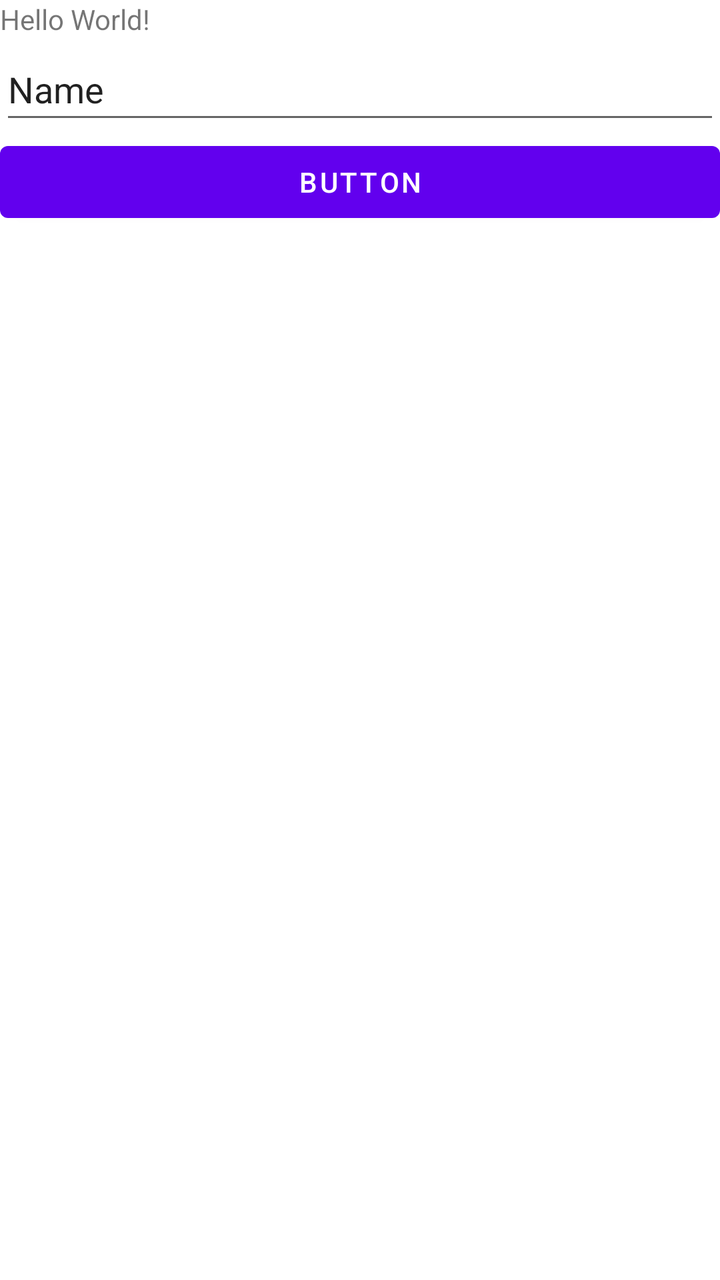
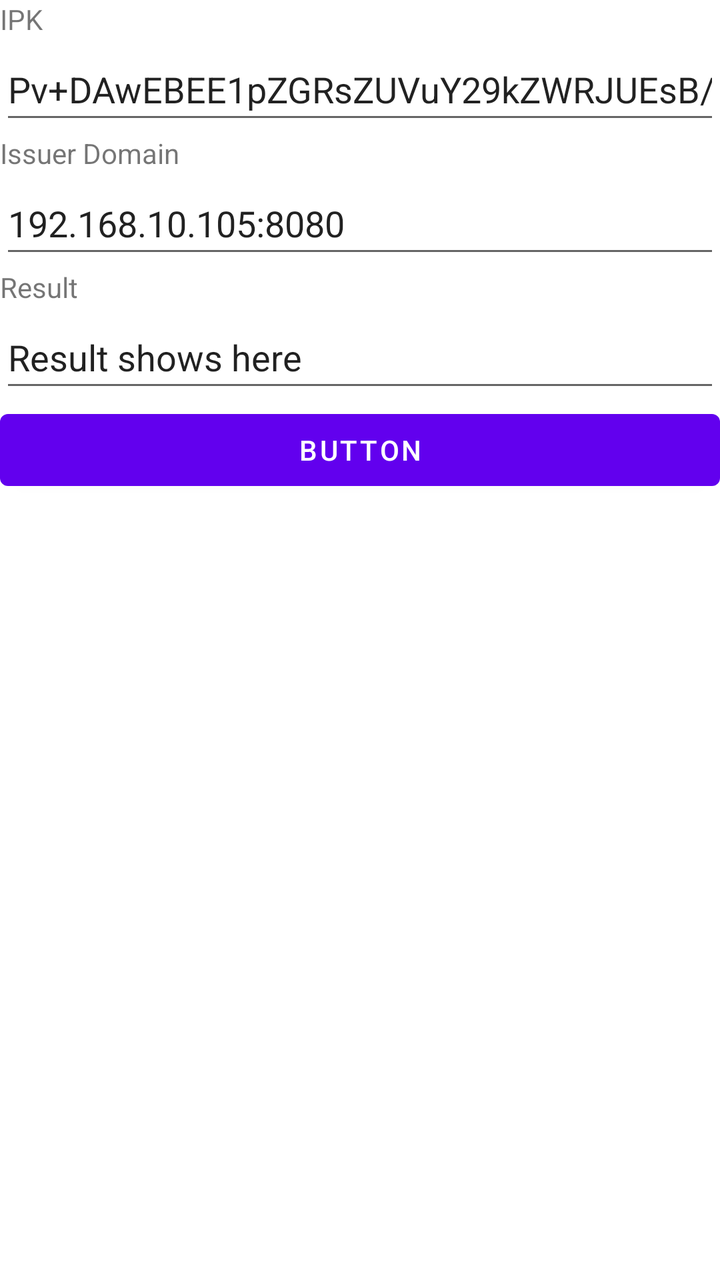

An Android layout rendered at two revisions. The XML below is the earlier revision; the diff shows what the commit changed to produce the second picture.
<!-- AndroidManifest.xml: application theme Theme.Scrappy -->
<!-- res/layout/activity_main.xml -->
<?xml version="1.0" encoding="utf-8"?>
<LinearLayout android:layout_width="match_parent"
    android:layout_height="match_parent"
    xmlns:tools="http://schemas.android.com/tools"
    xmlns:app="http://schemas.android.com/apk/res-auto"
    android:orientation="vertical"
    tools:context=".MainActivity"
    xmlns:android="http://schemas.android.com/apk/res/android">
    <TextView
        android:layout_width="wrap_content"
        android:layout_height="wrap_content"
        android:text="Hello World!"
        app:layout_constraintBottom_toBottomOf="parent"
        app:layout_constraintEnd_toEndOf="parent"
        app:layout_constraintStart_toStartOf="parent"
        app:layout_constraintTop_toTopOf="parent" />

    <EditText
        android:id="@+id/result_edit_text"
        android:layout_width="match_parent"
        android:layout_height="wrap_content"
        android:ems="10"
        android:inputType="textPersonName"
        android:minHeight="48dp"
        android:text="Name" />

    <Button
        android:id="@+id/button"
        android:layout_width="match_parent"
        android:layout_height="wrap_content"
        android:onClick="onClick"
        android:text="Button" />

</LinearLayout>
<!-- resources referenced by this layout -->
<resources>
  <style name="Theme.Scrappy" parent="Theme.MaterialComponents.DayNight.DarkActionBar">
          
          <item name="colorPrimary">@color/purple_500</item>
          <item name="colorPrimaryVariant">@color/purple_700</item>
          <item name="colorOnPrimary">@color/white</item>
          
          <item name="colorSecondary">@color/teal_200</item>
          <item name="colorSecondaryVariant">@color/teal_700</item>
          <item name="colorOnSecondary">@color/black</item>
          
          <item name="android:statusBarColor">?attr/colorPrimaryVariant</item>
          
      </style>
  <color name="purple_500">#FF6200EE</color>
  <color name="purple_700">#FF3700B3</color>
  <color name="white">#FFFFFFFF</color>
  <color name="teal_200">#FF03DAC5</color>
  <color name="teal_700">#FF018786</color>
  <color name="black">#FF000000</color>
</resources>

<!-- the commit's change to res/layout/activity_main.xml (unified diff, before → after) -->
@@ -9,7 +9,43 @@
     <TextView
         android:layout_width="wrap_content"
         android:layout_height="wrap_content"
-        android:text="Hello World!"
+        android:text="IPK"
+        app:layout_constraintBottom_toBottomOf="parent"
+        app:layout_constraintEnd_toEndOf="parent"
+        app:layout_constraintStart_toStartOf="parent"
+        app:layout_constraintTop_toTopOf="parent" />
+
+    <EditText
+        android:id="@+id/ipk_edit_text"
+        android:layout_width="match_parent"
+        android:layout_height="wrap_content"
+        android:ems="10"
+        android:inputType="textPersonName"
+        android:minHeight="48dp"
+        android:text="Pv+DAwEBEE1pZGRsZUVuY29kZWRJUEsB/4QAAQUBAVgBCgABAVkBCgABAUMBCgABAlNYAQoAAQJTWQEKAAAA/+//hAFBA7vc8UAgZrWENI8zbFbJFfp7gWYFMjlqFSSVlqdVZSY+CEDkbpwQi1bM8t+YyFuSD451YoIa/Hyif5EH4axF6NUBQQPSFwetCzY+m3muFYJYM+i+TEWkGygz2EEcvnQUK6J30fantPiLdnp32QNlbfO8YQ5+B3MuFlZ1eUqzP5HnPiBAASDf7uHI0eBInUIbT90S5b0TDz8f8IFSZeKQFxQkXZ6CoAEg5+r0xx+0K/+UTUYq65A5Gy1ysckwSNOm4smexqdsB30BIN0o/jVtb1BWVu5epbUa3RD9EWl9WIyCawFM+SiauN26AA==" />
+
+    <TextView
+        android:layout_width="wrap_content"
+        android:layout_height="wrap_content"
+        android:text="Issuer Domain"
+        app:layout_constraintBottom_toBottomOf="parent"
+        app:layout_constraintEnd_toEndOf="parent"
+        app:layout_constraintStart_toStartOf="parent"
+        app:layout_constraintTop_toTopOf="parent" />
+
+    <EditText
+        android:id="@+id/issuer_edit_text"
+        android:layout_width="match_parent"
+        android:layout_height="wrap_content"
+        android:ems="10"
+        android:inputType="textPersonName"
+        android:minHeight="48dp"
+        android:text="192.168.10.105:8080" />
+
+    <TextView
+        android:layout_width="wrap_content"
+        android:layout_height="wrap_content"
+        android:text="Result"
         app:layout_constraintBottom_toBottomOf="parent"
         app:layout_constraintEnd_toEndOf="parent"
         app:layout_constraintStart_toStartOf="parent"
@@ -22,7 +58,8 @@
         android:ems="10"
         android:inputType="textPersonName"
         android:minHeight="48dp"
-        android:text="Name" />
+        android:text="Result shows here" />
+
 
     <Button
         android:id="@+id/button"
